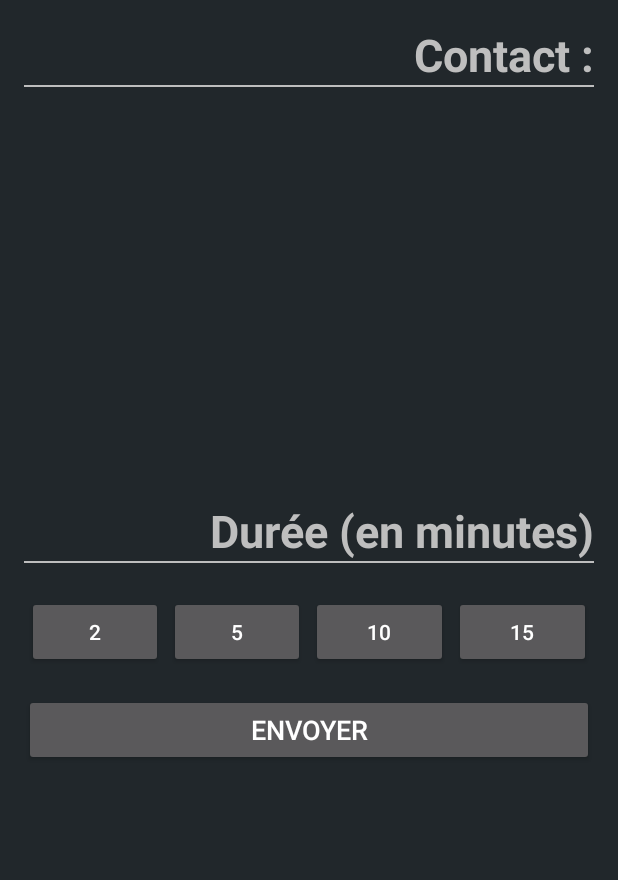
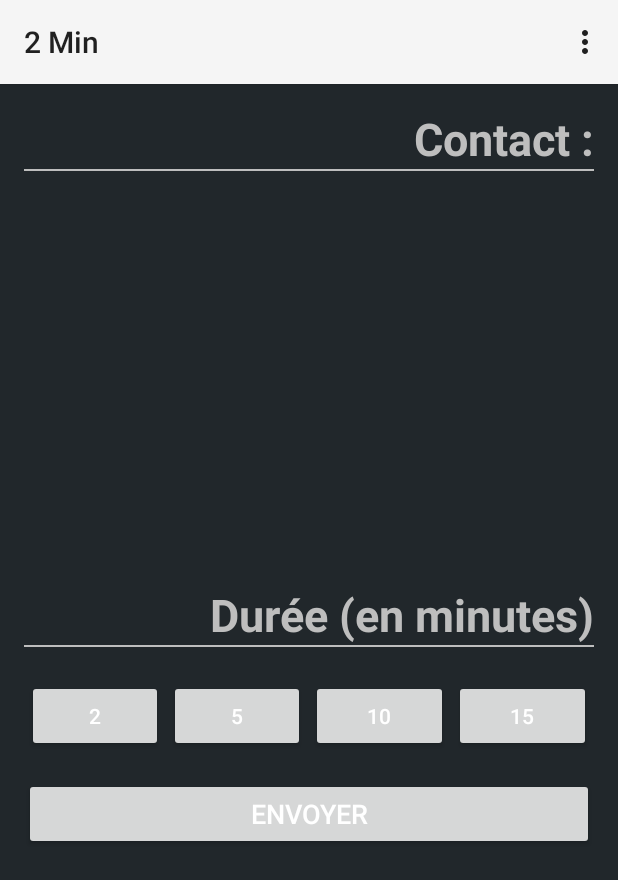
Before and after one commit to Nawako/TwoMinutes, an Android app: the MainActivity screen opened directly, with no data from a screen before it, on a phone screen of 412 x 824 dp. Shown: the top 880 px of the screen. Run offline under Robolectric (Android 15) with nearby library versions, the phone set to English and light mode, and no system bars; libraries missing offline, so code that uses them is left out: com.dd.processbutton, com.mikepenz.materialdrawer; plain views replace FlatButton, SubmitProcessButton; 15 statements that could not run were skipped.

Commit message:
v1 finish - en + fr - push

```diff
--- a/app/src/main/AndroidManifest.xml
+++ b/app/src/main/AndroidManifest.xml
@@ -10,7 +10,8 @@
 
         <activity
             android:name=".MainActivity"
-            android:label="@string/app_name" >
+            android:label="@string/app_name"
+            android:theme="@style/MaterialDrawerTheme.Light.TranslucentStatus">
         </activity>
         <activity
             android:name=".ChronometerActivity"
--- a/app/src/main/java/com/kilomobi/twominutes/MainActivity.java
+++ b/app/src/main/java/com/kilomobi/twominutes/MainActivity.java
@@ -21,6 +21,12 @@ import com.kilomobi.twominutes.Contacts.Contact;
 import com.kilomobi.twominutes.Contacts.ContactFetcher;
 import com.kilomobi.twominutes.Contacts.ContactsAdapter;
 import com.kilomobi.twominutes.ProgressGenerator.ProgressGenerator;
+import com.mikepenz.materialdrawer.Drawer;
+import com.mikepenz.materialdrawer.DrawerBuilder;
+import com.mikepenz.materialdrawer.model.DividerDrawerItem;
+import com.mikepenz.materialdrawer.model.PrimaryDrawerItem;
+import com.mikepenz.materialdrawer.model.SecondaryDrawerItem;
+import com.mikepenz.materialdrawer.model.interfaces.IDrawerItem;
 
 import java.util.ArrayList;
 
@@ -50,6 +56,38 @@ public class MainActivity extends ActionBarActivity implements ProgressGenerator
         mContext = this;
         duree = 0;
         btn_pressed = false;
+
+        /*
+        // Drawer activity
+        //if you want to update the items at a later time it is recommended to keep it in a variable
+        PrimaryDrawerItem item1 = new PrimaryDrawerItem().withName("Drawer Item Home!");
+        SecondaryDrawerItem item2 = new SecondaryDrawerItem().withName("Message");
+        SecondaryDrawerItem item3 = new SecondaryDrawerItem().withName("Drawer Item 3 !");
+
+        //create the drawer and remember the `Drawer` result object
+        Drawer result = new DrawerBuilder()
+                .withActivity(this)
+                .addDrawerItems(
+                        item1,
+                        new DividerDrawerItem(),
+                        item2,
+                        item3,
+                        new SecondaryDrawerItem().withName("Secondary Drawer Item!")
+                )
+                .withOnDrawerItemClickListener(new Drawer.OnDrawerItemClickListener() {
+                    @Override
+                    public boolean onItemClick(View view, int position, IDrawerItem drawerItem) {
+                        // do something with the clicked item :D
+                        Toast.makeText(mContext, "trololo", Toast.LENGTH_SHORT).show();
+                        return true;
+                    }
+                })
+                .build();
+           */
+
+        // Show the hamburger icon
+//        getSupportActionBar().setDisplayHomeAsUpEnabled(false);
+//        result.getActionBarDrawerToggle().setDrawerIndicatorEnabled(true);
 
         mListView = (ListView) findViewById(R.id.lv_contacts);
         btn2 = (FlatButton)findViewById(R.id.btn_2);
@@ -88,8 +126,6 @@ public class MainActivity extends ActionBarActivity implements ProgressGenerator
         final ProgressGenerator progressGenerator = new ProgressGenerator(this);
         final SubmitProcessButton btnValider = (SubmitProcessButton) findViewById(R.id.btn_valider);
         chronometer = new AnalogChronometer(this);
-
-    //    getContacts();
 
         btnValider.setOnClickListener(new View.OnClickListener() {
             @Override
```
Also changed, not shown: app/build.gradle (+6 -3 lines), 1 other file.
